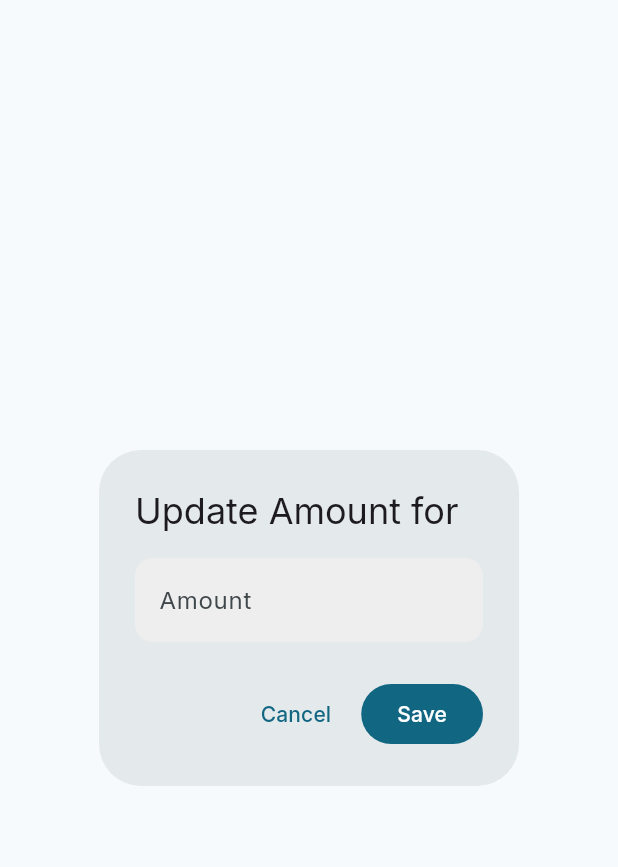
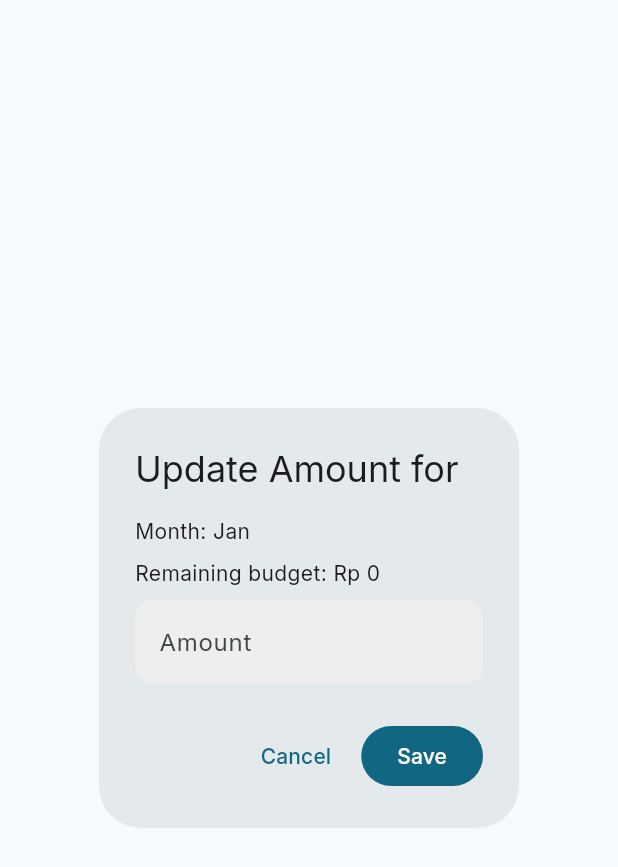
Before and after one commit to masumrpg/budget_management_app, a Flutter app: the UpdateAmountDialog widget shown alone on an empty page, opened directly with empty values, on a phone screen of 412 x 824 dp. Shown: the top 867 px of the screen. Run offline on Flutter 3.47's test engine with Material 3 defaults, Android fonts, the phone set to English and light mode, and no system bars; our stand-ins replace data_table_2, flutter_local_notifications, google_fonts, hive, hive_flutter, timezone; missing offline and left inert: excel; accounts and stored records are empty.

Commit message:
Enhance amount formatting in BudgetTable and UpdateAmountDialog for better clarity and user experience

```diff
--- a/lib/widgets/dialogs/update_amount_dialog.dart
+++ b/lib/widgets/dialogs/update_amount_dialog.dart
@@ -1,6 +1,7 @@
 import 'package:budget_management_app/models/budget_item.dart';
 import 'package:budget_management_app/providers/budget_provider.dart';
 import 'package:flutter/material.dart';
+import 'package:intl/intl.dart';
 import 'package:provider/provider.dart';
 
 class UpdateAmountDialog extends StatefulWidget {
@@ -20,12 +21,46 @@ class UpdateAmountDialog extends StatefulWidget {
 class UpdateAmountDialogState extends State<UpdateAmountDialog> {
   final _formKey = GlobalKey<FormState>();
   final _amountController = TextEditingController();
+  final _monthNames = [
+    'Jan', 'Feb', 'Mar', 'Apr', 'May', 'Jun',
+    'Jul', 'Aug', 'Sep', 'Oct', 'Nov', 'Dec'
+  ];
+  String _formattedRemaining = '';
 
   @override
   void initState() {
     super.initState();
     _amountController.text =
         widget.item.monthlyWithdrawals[widget.monthIndex]?.toString() ?? '';
+
+    // Initialize the remaining budget display
+    _updateRemainingDisplay(double.tryParse(_amountController.text) ?? 0);
+
+    // Add listener to update remaining budget when amount changes
+    _amountController.addListener(_onAmountChanged);
+  }
+
+  void _onAmountChanged() {
+    final currentAmount = double.tryParse(_amountController.text) ?? 0;
+    _updateRemainingDisplay(currentAmount);
+  }
+
+  void _updateRemainingDisplay(double currentInputAmount) {
+    final previousAmount = widget.item.monthlyWithdrawals[widget.monthIndex] ?? 0;
+    final difference = currentInputAmount - previousAmount;
+    final newRemaining = widget.item.yearlyBudget - (widget.item.totalUsed + difference);
+
+    setState(() {
+      final formatter = NumberFormat('#,##0', 'id_ID');
+      _formattedRemaining = 'Rp ${formatter.format(newRemaining)}';
+    });
+  }
+
+  @override
+  void dispose() {
+    _amountController.removeListener(_onAmountChanged);
+    _amountController.dispose();
+    super.dispose();
   }
 
   @override
@@ -34,10 +69,25 @@ class UpdateAmountDialogState extends State<UpdateAmountDialog> {
       title: Text('Update Amount for ${widget.item.itemName}'),
       content: Form(
         key: _formKey,
-        child: TextFormField(
+        child: Column(
+          mainAxisSize: MainAxisSize.min,
+          crossAxisAlignment: CrossAxisAlignment.start,
+          children: [
+            Text('Month: ${_monthNames[widget.monthIndex]}'),
+            const SizedBox(height: 8),
+            Text('Remaining budget: $_formattedRemaining'),
+            const SizedBox(height: 8),
+            TextFormField(
               controller: _amountController,
-          decoration: const InputDecoration(labelText: 'Amount'),
+              decoration: const InputDecoration(
+                labelText: 'Amount',
+                prefixText: 'Rp ',
+              ),
               keyboardType: TextInputType.number,
+              onChanged: (value) {
+                final inputAmount = double.tryParse(value) ?? 0;
+                _updateRemainingDisplay(inputAmount);
+              },
               validator: (value) {
                 if (value == null || value.isEmpty) {
                   return 'Please enter an amount';
@@ -45,8 +95,16 @@ class UpdateAmountDialogState extends State<UpdateAmountDialog> {
                 if (double.tryParse(value) == null) {
                   return 'Please enter a valid number';
                 }
+
+                final inputAmount = double.parse(value);
+                final newRemaining = widget.item.yearlyBudget - (widget.item.totalUsed + (inputAmount - (widget.item.monthlyWithdrawals[widget.monthIndex] ?? 0)));
+                if (newRemaining < 0) {
+                  return 'Amount exceeds remaining budget';
+                }
                 return null;
               },
+            ),
+          ],
         ),
       ),
       actions: [
@@ -66,6 +124,7 @@ class UpdateAmountDialogState extends State<UpdateAmountDialog> {
   void _updateAmount() {
     if (_formKey.currentState!.validate()) {
       final amount = double.parse(_amountController.text);
+
       final updatedItem = widget.item;
       updatedItem.monthlyWithdrawals[widget.monthIndex] = amount;
 
```
Also changed, not shown: lib/widgets/budget_table.dart (+11 -14 lines). Lines whose indentation alone changed are shown as unchanged.
